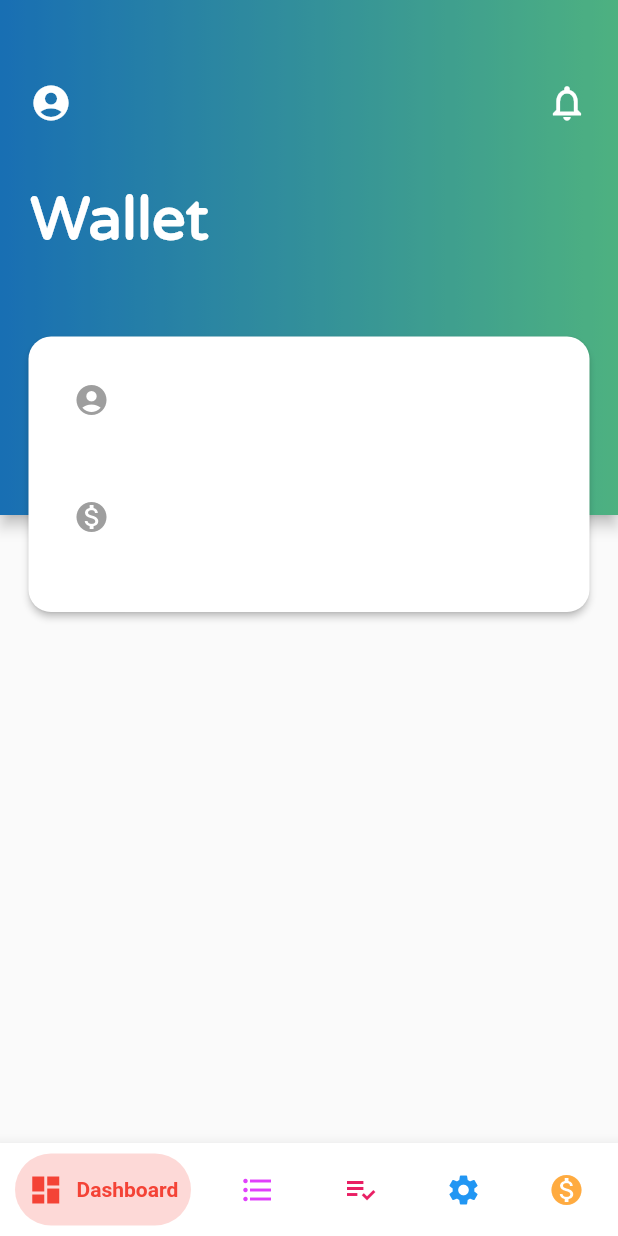
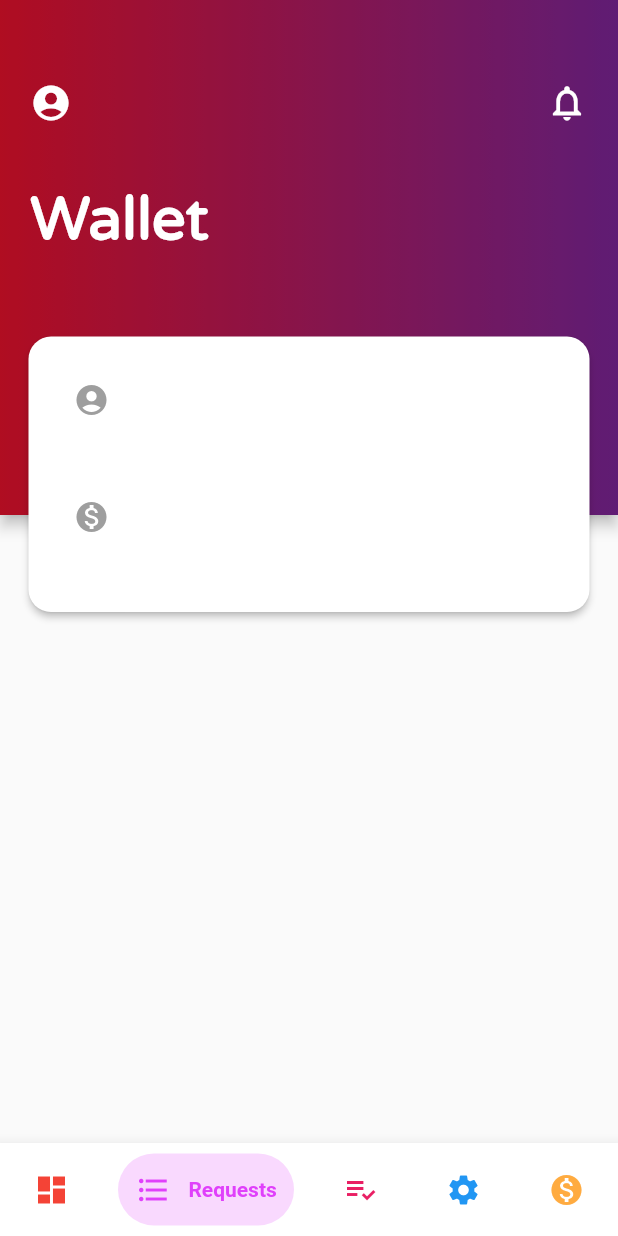
Before and after one commit to NamanShergill/favent, a Flutter app: the screen it shows after launch, swiped to page 2, on a phone screen of 412 x 824 dp. Run offline on Flutter 3.47's test engine with Material 2 defaults, Android fonts, the phone set to English and light mode, and no system bars; drawn by our look-alikes of bubble_bottom_bar.

Commit message:
Fixed Bottom navigation

```diff
--- a/lib/pages/dashboard.dart
+++ b/lib/pages/dashboard.dart
@@ -29,7 +29,7 @@ class Dashboard extends StatelessWidget {
                             decoration: BoxDecoration(
                                 gradient: LinearGradient(colors: [
                                   const Color(0xFF81269D),
-                                  Colors.blue
+                                  const Color(0xFFEE112D)
                                 ],
                                     begin: Alignment.centerLeft,
                                     end:  Alignment.centerRight)
--- a/lib/pages/homepage.dart
+++ b/lib/pages/homepage.dart
@@ -20,12 +20,6 @@ class _MyHomePageState extends State<MyHomePage> {
     currentIndex = 0;
   }
 
-  void changePage(int index) {
-    setState(() {
-      currentIndex = index;
-    });
-  }
-
   final List<Widget> _children = [
     Dashboard(),
     Wallet()
@@ -33,11 +27,19 @@ class _MyHomePageState extends State<MyHomePage> {
 
   @override
   Widget build(BuildContext context) {
-    final controller = PageController(
-      initialPage: 1,
+    final pageController = PageController(
+      initialPage: currentIndex,
     );
+
+    void changePage(int index) {
+      setState(() {
+        currentIndex = index;
+        pageController.animateToPage(index, duration: Duration(milliseconds: 500), curve: Curves.ease);
+      });
+    }
+
     final pageView= PageView(
-      controller: controller,
+      controller: pageController,
       physics: BouncingScrollPhysics(),
       onPageChanged: (int index) {
       setState(() {
--- a/lib/pages/wallet.dart
+++ b/lib/pages/wallet.dart
@@ -27,8 +27,8 @@ class Wallet extends StatelessWidget {
                           child: Container(
                             decoration: BoxDecoration(
                                 gradient: LinearGradient(colors: [
-                                  Colors.blue,
-                                  Colors.greenAccent
+                                  const Color(0xFFEE112D),
+                                  const Color(0xFF81269D),
                                 ],
                                     begin: Alignment.centerLeft,
                                     end:  Alignment.centerRight)
```
